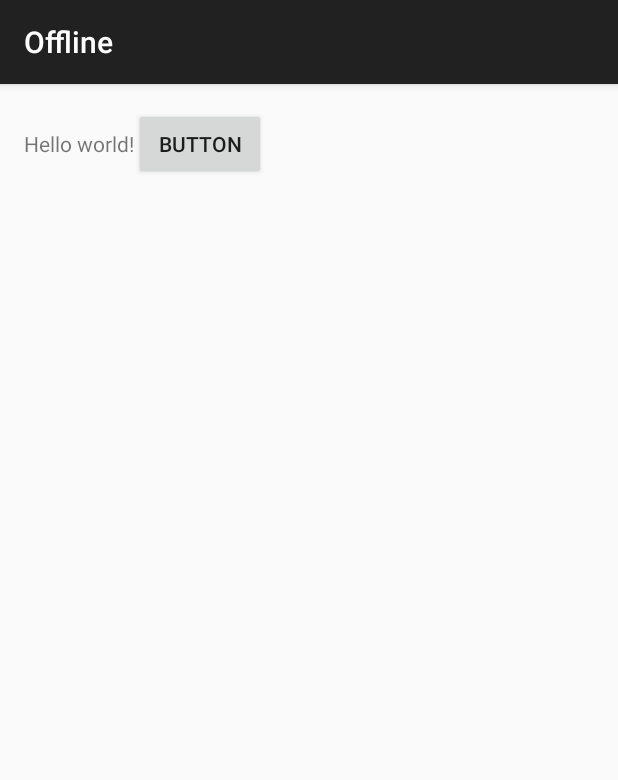
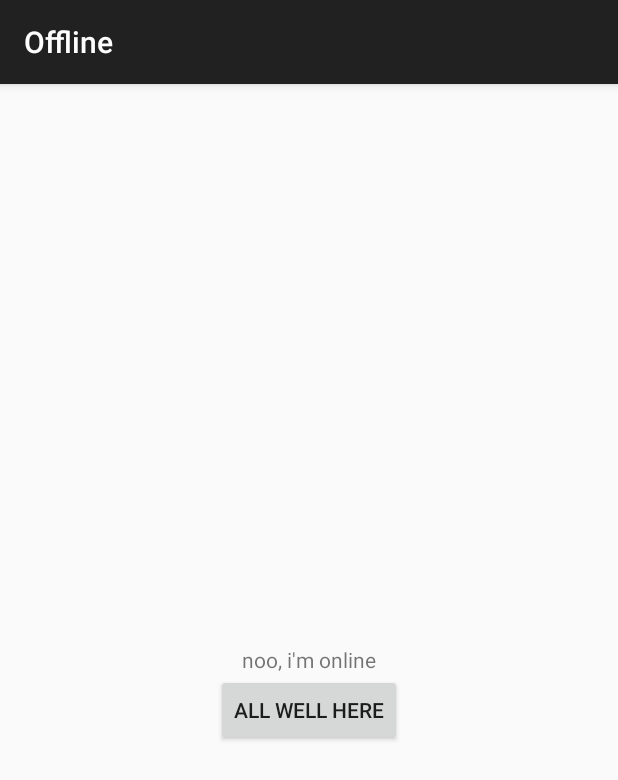
Before and after one commit to koalahamlet/Offline, an Android app: the screen it shows after launch (OfflineActivity), on a phone screen of 412 x 824 dp. Shown: the top 780 px of the screen. Run offline under Robolectric (Android 15) with nearby library versions, the phone set to English and light mode, and no system bars; our stand-ins replace ButterKnife; libraries missing offline, so code that uses them is left out: com.squareup.otto; 2 statements that could not run were skipped.

Commit message:
add ui piping

```diff
--- a/app/src/main/java/mikecanco/de/offline/OfflineActivity.java
+++ b/app/src/main/java/mikecanco/de/offline/OfflineActivity.java
@@ -27,42 +27,32 @@ public class OfflineActivity extends ActionBarActivity {
 		setContentView(R.layout.activity_offline);
 		ButterKnife.inject(this);
 
-
-
 		//TODO: Some layer of twitter login needs to go here
 
 
 	}
-
-	//no menus needed here.
-//	@Override
-//	public boolean onCreateOptionsMenu(Menu menu) {
-//		// Inflate the menu; this adds items to the action bar if it is present.
-//		getMenuInflater().inflate(R.menu.menu_offline, menu);
-//		return true;
-//	}
-//
-//	@Override
-//	public boolean onOptionsItemSelected(MenuItem item) {
-//		// Handle action bar item clicks here. The action bar will
-//		// automatically handle clicks on the Home/Up button, so long
-//		// as you specify a parent activity in AndroidManifest.xml.
-//		int id = item.getItemId();
-//
-//		//noinspection SimplifiableIfStatement
-//		if (id == R.id.action_settings) {
-//			return true;
-//		}
-//
-//		return super.onOptionsItemSelected(item);
-//	}
 
 	@Override
 	protected void onResume() {
 		super.onResume();
 		OfflineApplication.setUserInApp(true);
 		OfflineApplication.getBus().register(this);
-		Globals.setOffline(false);
+		if (Globals.isOffline()){
+			offlineUI();
+		}else {
+			Globals.setOffline(false);
+			onlineUI();
+		}
+	}
+
+	public void onlineUI(){
+		textView.setText(getResources().getString(R.string.text_online));
+		mybutton.setText(getResources().getString(R.string.button_online));
+	}
+
+	public void offlineUI(){
+		textView.setText(getResources().getString(R.string.text_offline));
+		mybutton.setText(getResources().getString(R.string.button_offline));
 	}
 
 	@Override
@@ -74,7 +64,10 @@ public class OfflineActivity extends ActionBarActivity {
 	@OnClick(R.id.button)
 	public void clickButton(View view){
 
-
+	if (Globals.isOffline()){
+		Globals.setOffline(false);
+		onlineUI();
+	}
 
 //
 //		AlertDialog.Builder builder = new AlertDialog.Builder(view.getContext());
@@ -105,6 +98,7 @@ public class OfflineActivity extends ActionBarActivity {
 	@Subscribe
 	public void answerAvailable(AlarmOfflineEvent event) {
 		// TODO: React to the event somehow!
+
 		Toast.makeText(this, "Youre in the app, totes online", Toast.LENGTH_LONG).show();
 	}
 
--- a/app/src/main/res/layout/activity_offline.xml
+++ b/app/src/main/res/layout/activity_offline.xml
@@ -1,4 +1,4 @@
-<LinearLayout xmlns:android="http://schemas.android.com/apk/res/android"
+<RelativeLayout xmlns:android="http://schemas.android.com/apk/res/android"
                 xmlns:tools="http://schemas.android.com/tools"
                 android:layout_width="match_parent"
                 android:layout_height="match_parent"
@@ -10,14 +10,17 @@
 
     <TextView
         android:id="@+id/text"
-        android:text="@string/hello_world"
+        android:text="hfg"
+        android:layout_centerInParent="true"
         android:layout_width="wrap_content"
         android:layout_height="wrap_content"/>
 
     <Button
         android:id="@+id/button"
         android:text="Button"
+        android:layout_centerInParent="true"
+        android:layout_below="@id/text"
         android:layout_width="wrap_content"
         android:layout_height="wrap_content"/>
 
-</LinearLayout>
+</RelativeLayout>
--- a/app/src/main/res/values/strings.xml
+++ b/app/src/main/res/values/strings.xml
@@ -7,7 +7,7 @@
     <string name="ok">Hi!</string>
     <string name="cancel">GTFO</string>
     <string name="text_offline">OMG!?!?! Iz U Offline?!</string>
-    <string name="text_online">GTFO</string>
-    <string name="button_offline">Nah, I\'m plugged into the matrix</string>
-    <string name="button_online">Nah, I\'m plugged into the matrix</string>
+    <string name="text_online">noo, i'm online</string>
+    <string name="button_offline">Quick! Login again!</string>
+    <string name="button_online">all well here</string>
 </resources>
```
